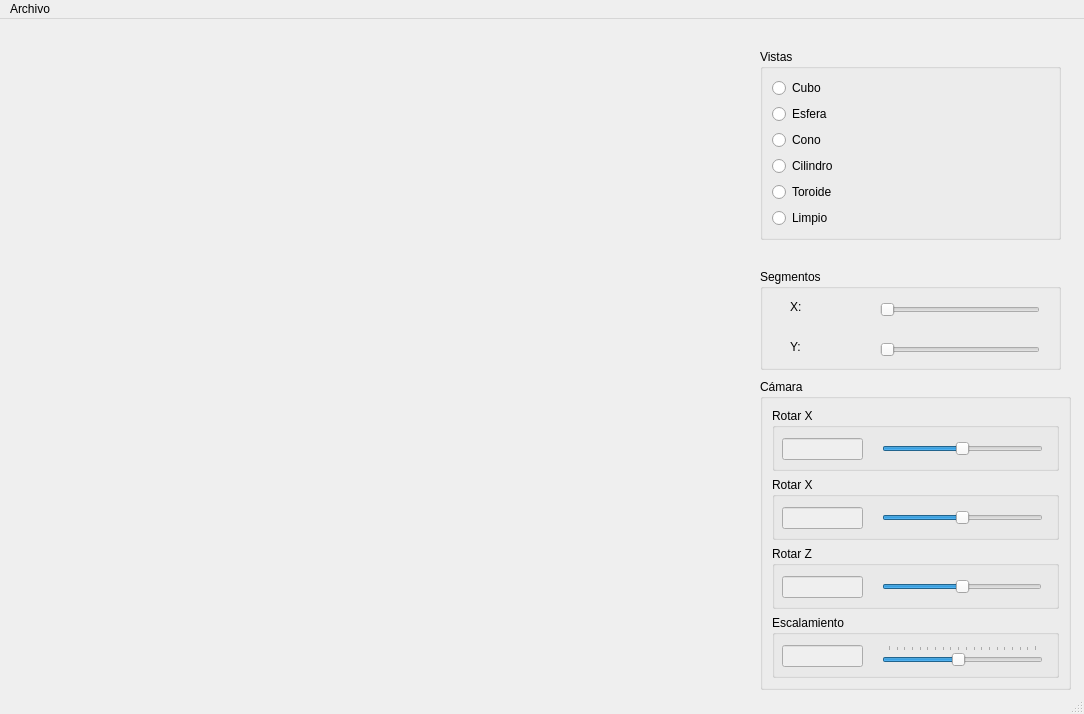
This is mainwindow.ui in kioshiokamoto/Proyecto-final-CV as Qt 5 draws it before an edit. The edited form follows.
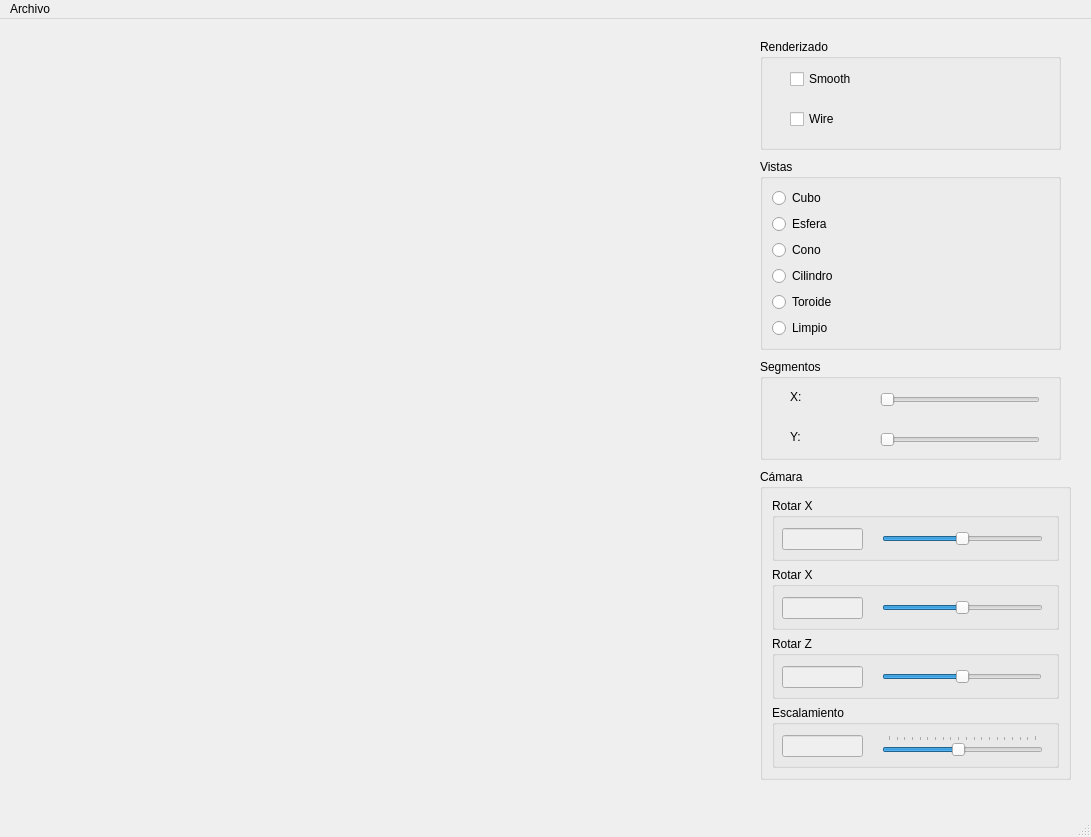
This is the edited form.

Commit message: Agregar boton de renderizado

The edit to the form file:
```diff
--- a/mainwindow.ui
+++ b/mainwindow.ui
@@ -6,8 +6,8 @@
    <rect>
     <x>0</x>
     <y>0</y>
-    <width>1084</width>
-    <height>714</height>
+    <width>1091</width>
+    <height>837</height>
    </rect>
   </property>
   <property name="windowTitle">
@@ -19,8 +19,8 @@
      <rect>
       <x>20</x>
       <y>20</y>
-      <width>721</width>
-      <height>631</height>
+      <width>731</width>
+      <height>741</height>
      </rect>
     </property>
     <layout class="QHBoxLayout" name="horizontalLayout"/>
@@ -29,7 +29,7 @@
     <property name="geometry">
      <rect>
       <x>760</x>
-      <y>30</y>
+      <y>140</y>
       <width>301</width>
       <height>191</height>
      </rect>
@@ -86,7 +86,7 @@
     <property name="geometry">
      <rect>
       <x>760</x>
-      <y>360</y>
+      <y>450</y>
       <width>311</width>
       <height>311</height>
      </rect>
@@ -293,7 +293,7 @@
     <property name="geometry">
      <rect>
       <x>760</x>
-      <y>250</y>
+      <y>340</y>
       <width>301</width>
       <height>101</height>
      </rect>
@@ -360,13 +360,52 @@
      </property>
     </widget>
    </widget>
+   <widget class="QGroupBox" name="groupBox_8">
+    <property name="geometry">
+     <rect>
+      <x>760</x>
+      <y>20</y>
+      <width>301</width>
+      <height>111</height>
+     </rect>
+    </property>
+    <property name="title">
+     <string>Renderizado</string>
+    </property>
+    <widget class="QCheckBox" name="checkBox">
+     <property name="geometry">
+      <rect>
+       <x>30</x>
+       <y>30</y>
+       <width>81</width>
+       <height>20</height>
+      </rect>
+     </property>
+     <property name="text">
+      <string>Smooth</string>
+     </property>
+    </widget>
+    <widget class="QCheckBox" name="checkBox_2">
+     <property name="geometry">
+      <rect>
+       <x>30</x>
+       <y>70</y>
+       <width>81</width>
+       <height>20</height>
+      </rect>
+     </property>
+     <property name="text">
+      <string>Wire</string>
+     </property>
+    </widget>
+   </widget>
   </widget>
   <widget class="QMenuBar" name="menubar">
    <property name="geometry">
     <rect>
      <x>0</x>
      <y>0</y>
-     <width>1084</width>
+     <width>1091</width>
      <height>26</height>
     </rect>
    </property>
```
The commit also changes 4 other files.
